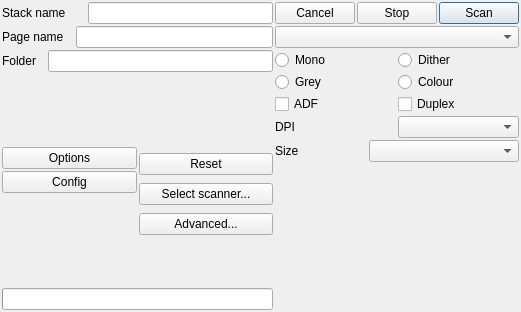
First picture: the form in pscan.ui, repository sjg20/paperman, before the edit.
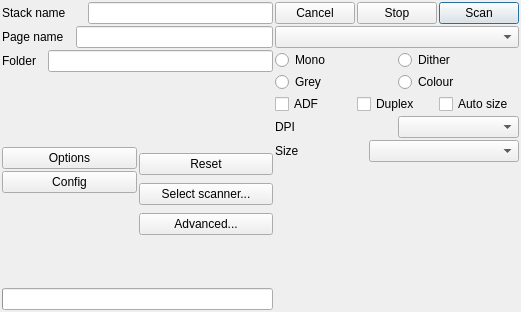
Second picture: the form after the edit. Custom widgets are drawn as their Qt base class.

Commit message: pscan: Add an Auto-size box for scanners that detect paper size

Diff of the .ui file:
```diff
--- a/pscan.ui
+++ b/pscan.ui
@@ -479,6 +479,16 @@
            </property>
           </widget>
          </item>
+         <item>
+          <widget class="QCheckBox" name="autosize">
+           <property name="toolTip">
+            <string>Let the scanner detect each sheet's size and crop to it</string>
+           </property>
+           <property name="text">
+            <string>Auto size</string>
+           </property>
+          </widget>
+         </item>
         </layout>
        </item>
        <item>
```
The commit also changes 6 other files.
